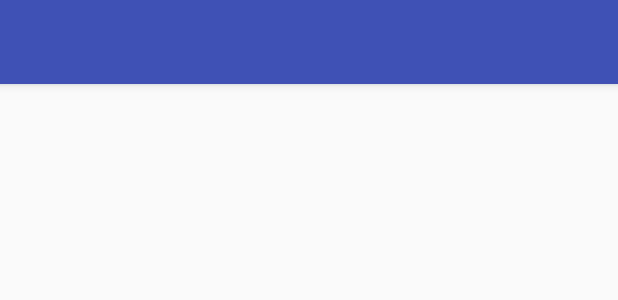
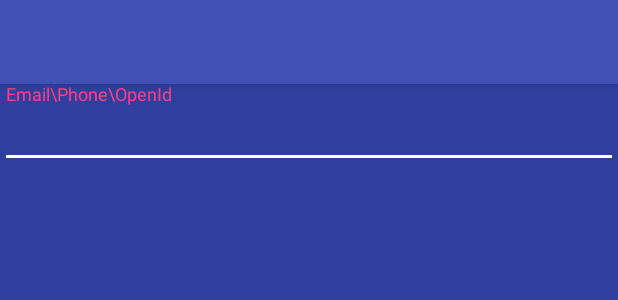
Before and after one commit to ChansEbm/ChanChiBunJob, an Android app: the layout activity_bind_platform.xml on its own in the app's theme, with its tools: preview values and no code run, on a phone screen of 412 x 824 dp. Shown: the top 300 px of the screen. Run offline under Robolectric (Android 15) with nearby library versions, the phone set to English and light mode, and no system bars.

Commit message:
26/1 7:43

```diff
--- a/app/src/main/java/com/app/recall/contract/BindPlatformContract.java
+++ b/app/src/main/java/com/app/recall/contract/BindPlatformContract.java
@@ -17,7 +17,6 @@ public class BindPlatformContract {
     public interface Presenter extends IPresenter {
         void titleWhat(int what, Toolbar toolbar);
 
-        void setupPlatform(int what);
     }
 
     public interface Model {}
--- a/app/src/main/java/com/app/recall/ui/SplashActivity.java
+++ b/app/src/main/java/com/app/recall/ui/SplashActivity.java
@@ -44,7 +44,7 @@ public class SplashActivity extends BaseActivity<SplashPresenterImpl> {
     protected void initViews() {
         Intent intent = new Intent();
         intent.addFlags(Intent.FLAG_ACTIVITY_CLEAR_TASK | Intent.FLAG_ACTIVITY_NEW_TASK);
-        startActivity(intent.setClass(this, BindPlatformActivity.class));
+        startActivity(intent.setClass(this, LoginActivity.class));
         //        Log.i(TAG, "initViews: " + presenter.checkState());
         //        if (presenter.checkState()) {
         //            presenter.login();
--- a/app/src/main/res/layout/activity_bind_platform.xml
+++ b/app/src/main/res/layout/activity_bind_platform.xml
@@ -1,11 +1,14 @@
 <?xml version="1.0" encoding="utf-8"?>
-<RelativeLayout
+<android.support.design.widget.CoordinatorLayout
     xmlns:android="http://schemas.android.com/apk/res/android"
     xmlns:tools="http://schemas.android.com/tools"
     android:id="@+id/activity_bind_platform"
     android:layout_width="match_parent"
     android:layout_height="match_parent"
+    android:background="@color/colorPrimaryDark"
     tools:context="com.app.recall.ui.login.BindPlatformActivity">
 
     <include layout="@layout/layout_title"/>
-</RelativeLayout>
+
+    <include layout="@layout/content_bind_platform"/>
+</android.support.design.widget.CoordinatorLayout>
--- /dev/null
+++ b/app/src/main/res/layout/content_bind_platform.xml
@@ -0,0 +1,28 @@
+<?xml version="1.0" encoding="utf-8"?>
+<LinearLayout xmlns:android="http://schemas.android.com/apk/res/android"
+              xmlns:app="http://schemas.android.com/apk/res-auto"
+              xmlns:tools="http://schemas.android.com/tools"
+              android:layout_width="match_parent"
+              android:layout_height="match_parent"
+              android:orientation="vertical"
+              app:layout_behavior="@string/appbar_scrolling_view_behavior"
+              tools:showIn="@layout/activity_bind_platform">
+
+    <android.support.design.widget.TextInputLayout
+        android:layout_width="match_parent"
+        android:layout_height="wrap_content"
+        android:hint="Email\\Phone\\OpenId"
+        android:textColorHint="@android:color/white">
+
+        <android.support.v7.widget.AppCompatEditText
+            android:id="@+id/openid"
+            android:layout_width="match_parent"
+            android:layout_height="wrap_content"
+            android:inputType="textAutoComplete"
+            android:maxLines="1"
+            android:textColor="@android:color/white"
+            android:theme="@style/LoginEditText"/>
+
+    </android.support.design.widget.TextInputLayout>
+
+</LinearLayout>
```
Also changed, not shown: app/src/main/java/com/app/recall/base/BasePlatformActivity.java (+19 -10 lines), app/src/main/java/com/app/recall/presenter/BindPlatformPresenterImpl.java (+54 -71 lines), app/src/main/java/com/app/recall/ui/login/BindPlatformActivity.java (+76 -3 lines), app/src/main/java/com/app/recall/ui/login/LoginActivity.java (+6 -1 lines).
